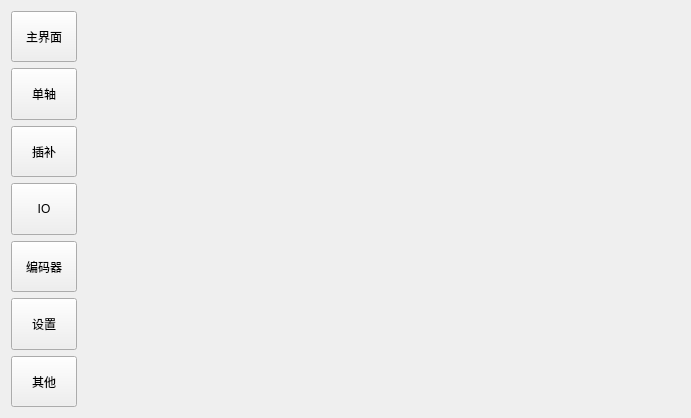
whisper512/GTS, file GTSController/GTSControllerWidget.ui: the form before one commit.
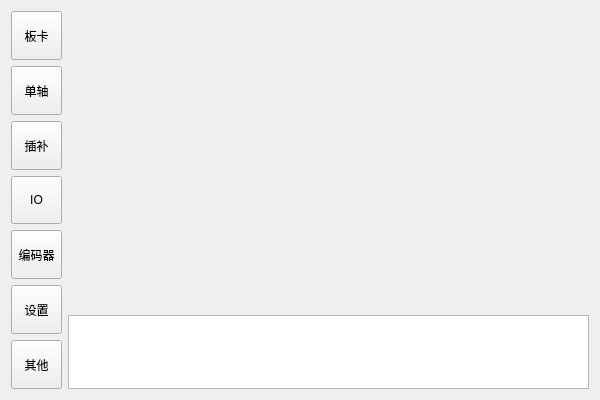
The form after the commit.

Commit message: 添加按钮和其他界面

```diff
--- a/GTSController/GTSControllerWidget.ui
+++ b/GTSController/GTSControllerWidget.ui
@@ -6,14 +6,14 @@
    <rect>
     <x>0</x>
     <y>0</y>
-    <width>691</width>
-    <height>418</height>
+    <width>600</width>
+    <height>400</height>
    </rect>
   </property>
   <property name="windowTitle">
    <string>GTSControllerWidget</string>
   </property>
-  <layout class="QHBoxLayout" name="horizontalLayout" stretch="1,9">
+  <layout class="QHBoxLayout" name="horizontalLayout">
    <item>
     <layout class="QVBoxLayout" name="verticalLayout">
      <item>
@@ -25,7 +25,7 @@
         </sizepolicy>
        </property>
        <property name="text">
-        <string>主界面</string>
+        <string>板卡</string>
        </property>
        <property name="autoRaise">
         <bool>false</bool>
@@ -113,11 +113,18 @@
     </layout>
    </item>
    <item>
+    <layout class="QVBoxLayout" name="verticalLayout_2" stretch="8,2">
+     <item>
     <widget class="QStackedWidget" name="stackedWidget">
      <property name="currentIndex">
       <number>-1</number>
      </property>
     </widget>
+     </item>
+     <item>
+      <widget class="QPlainTextEdit" name="plainTextEdit"/>
+     </item>
+    </layout>
    </item>
   </layout>
  </widget>
```
Lines whose indentation alone changed are shown as unchanged. The commit also changes 25 other files.
